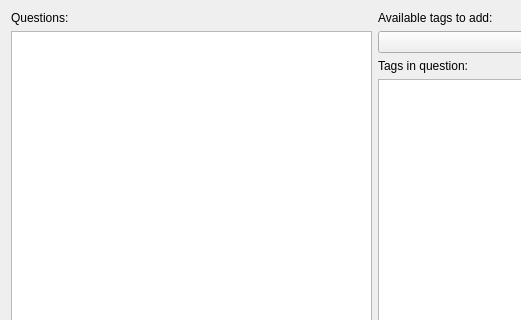
Above: Views/relationview.ui from ArkadiuszStanislawLega/Flashcards_Qt before the change; both pictures show x 0 to 521 and y 0 to 320 of the 750 by 600 pixel window. Below: the same form after it.
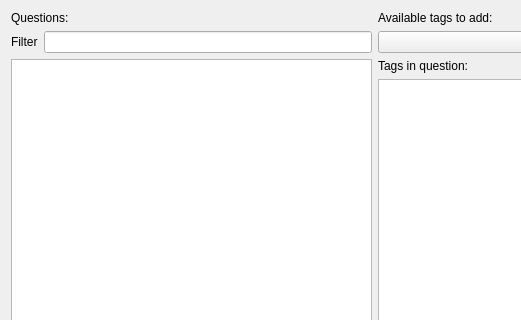
That is the form after the change.

Commit message: Update relation viwe - added filter to relation tabel  model

The edit to the form file:
```diff
--- a/Views/relationview.ui
+++ b/Views/relationview.ui
@@ -25,6 +25,23 @@
          </property>
         </widget>
        </item>
+       <item>
+        <layout class="QHBoxLayout" name="horizontalLayout">
+         <property name="topMargin">
+          <number>0</number>
+         </property>
+         <item>
+          <widget class="QLabel" name="l_filter">
+           <property name="text">
+            <string>Filter</string>
+           </property>
+          </widget>
+         </item>
+         <item>
+          <widget class="QLineEdit" name="le_filter"/>
+         </item>
+        </layout>
+       </item>
        <item>
         <widget class="QListView" name="lv_questions"/>
        </item>
```
Lines whose indentation alone changed are shown as unchanged. The commit also changes 2 other files.
